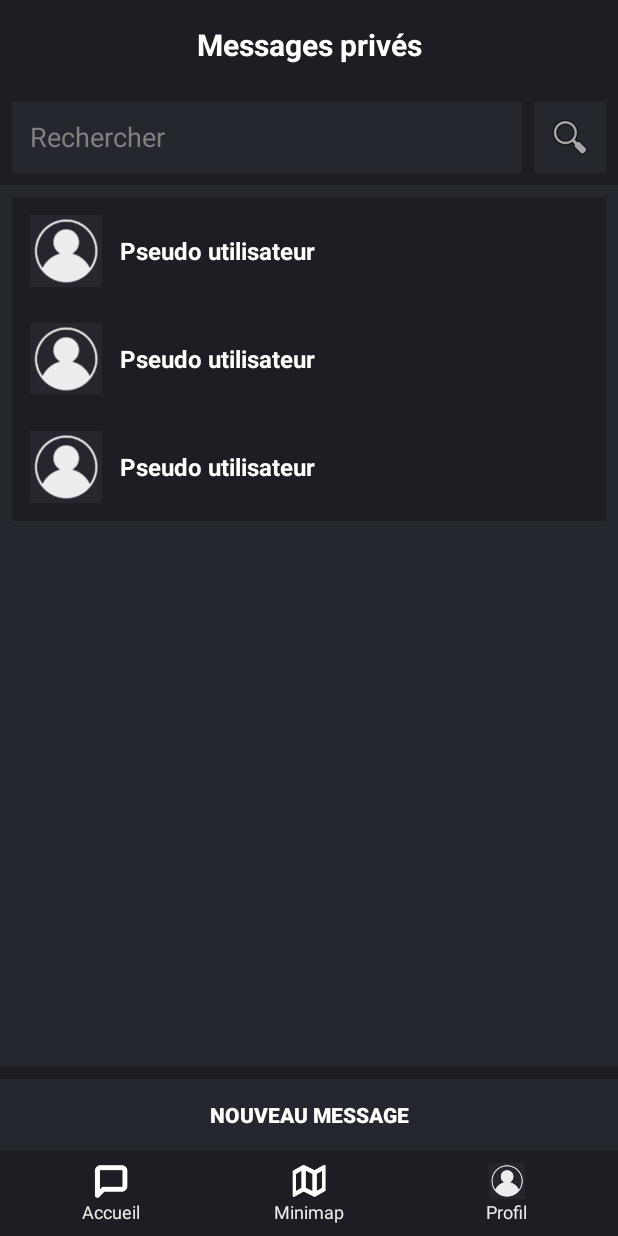
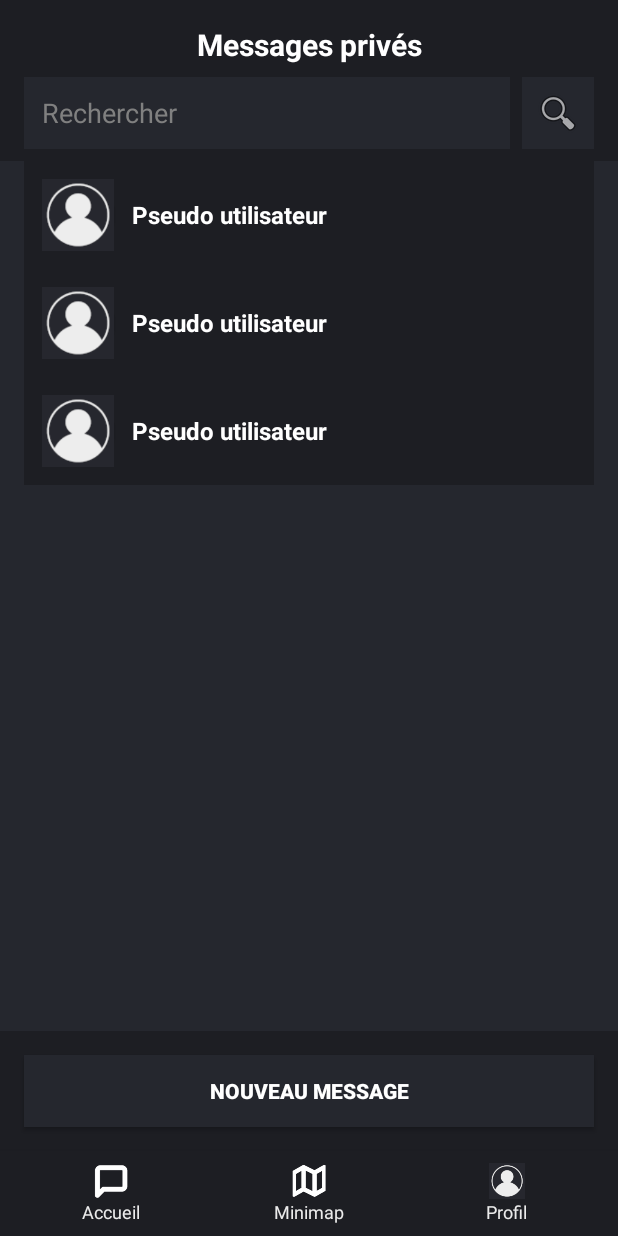
Before and after one commit to Karlos-C/Discourd, an Android app: the layout vue_accueil.xml on its own in the app's theme, with its tools: preview values and no code run, on a phone screen of 412 x 824 dp. Run offline under Robolectric (Android 15) with nearby library versions, the phone set to English and light mode, and no system bars.

Commit message:
#1 Responsive Page d'accueil

```diff
--- a/app/src/main/res/layout/vue_accueil.xml
+++ b/app/src/main/res/layout/vue_accueil.xml
@@ -18,14 +18,18 @@
         android:textStyle="bold"
         android:textColor="#FFFFFF"
         android:gravity="center"
-        android:padding="16dp" />
+        android:paddingTop="16dp"
+        android:paddingBottom="8dp"
+        android:layout_marginHorizontal="16dp" />
 
     <!-- Champ de recherche -->
     <LinearLayout
         android:layout_width="match_parent"
         android:layout_height="wrap_content"
         android:orientation="horizontal"
-        android:padding="8dp">
+        android:paddingHorizontal="16dp"
+        android:paddingBottom="8dp"
+        android:gravity="center_vertical">
 
         <EditText
             android:id="@+id/chercherDiscussion"
@@ -33,7 +37,7 @@
             android:layout_height="48dp"
             android:layout_weight="1"
             android:hint="Rechercher"
-            android:padding="12dp"
+            android:paddingHorizontal="12dp"
             android:textColor="#FFFFFF"
             android:textColorHint="#808080"
             android:background="@color/FondGrisFonce" />
@@ -54,7 +58,7 @@
         android:layout_width="match_parent"
         android:layout_height="0dp"
         android:layout_weight="1"
-        android:padding="8dp"
+        android:paddingHorizontal="16dp"
         android:background="#25272E"
         tools:listitem="@layout/item_utilisateur" />
 
@@ -68,7 +72,7 @@
         android:background="@color/FondGrisFonce"
         android:textStyle="bold"
         android:padding="12dp"
-        android:layout_marginTop="8dp" />
+        android:layout_margin="16dp" />
 
     <!-- Footer -->
     <include
```
